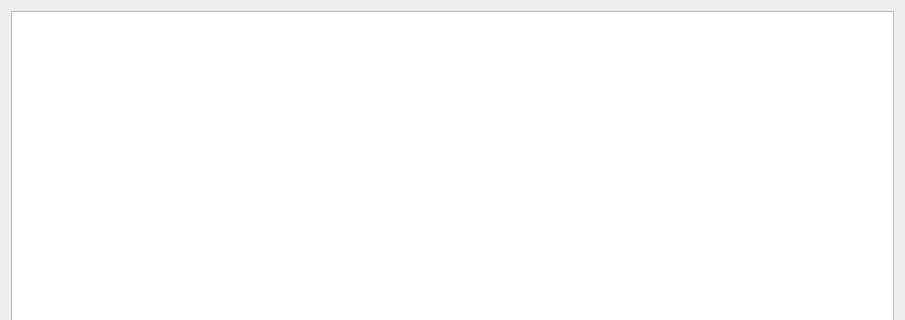
Valere21/parseMVB, file dialog.ui: the form before one commit; both pictures show x 0 to 905 and y 0 to 320 of the 905 by 535 pixel window.
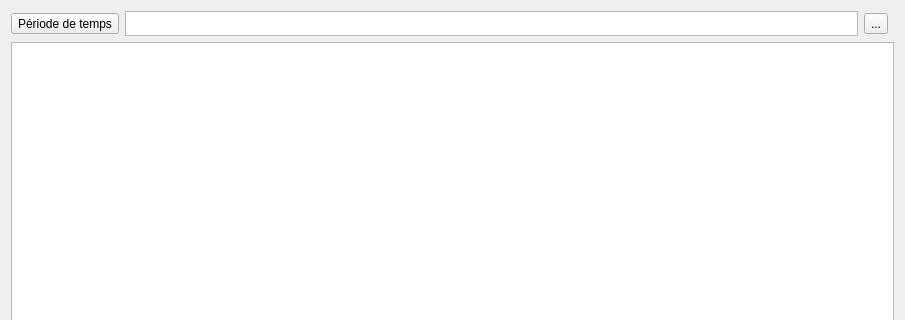
The form after the commit.

Diff of the .ui file:
```diff
--- a/dialog.ui
+++ b/dialog.ui
@@ -14,11 +14,41 @@
    <string>Dialog</string>
   </property>
   <layout class="QGridLayout" name="gridLayout_2">
-   <item row="1" column="0">
-    <layout class="QGridLayout" name="gridLayout_3">
-     <item row="0" column="0">
+   <item row="1" column="0" colspan="2">
+    <layout class="QGridLayout" name="gridLayout">
+     <item row="2" column="0" colspan="4">
       <widget class="QTableWidget" name="tableWidget"/>
      </item>
+     <item row="0" column="2">
+      <widget class="QToolButton" name="toolButton_2">
+       <property name="text">
+        <string>...</string>
+       </property>
+      </widget>
+     </item>
+     <item row="0" column="0">
+      <widget class="QToolButton" name="toolButton">
+       <property name="text">
+        <string>Période de temps</string>
+       </property>
+      </widget>
+     </item>
+     <item row="0" column="1">
+      <widget class="QPlainTextEdit" name="plainTextEdit">
+       <property name="minimumSize">
+        <size>
+         <width>450</width>
+         <height>15</height>
+        </size>
+       </property>
+       <property name="maximumSize">
+        <size>
+         <width>16777215</width>
+         <height>25</height>
+        </size>
+       </property>
+      </widget>
+     </item>
     </layout>
    </item>
   </layout>
```
